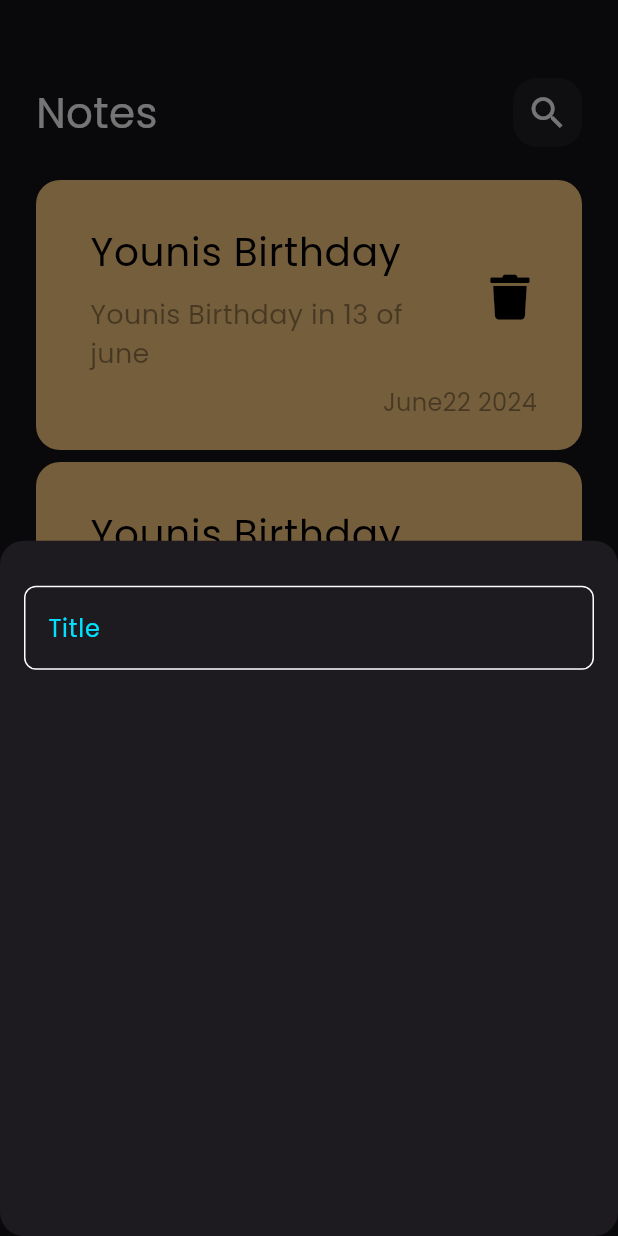
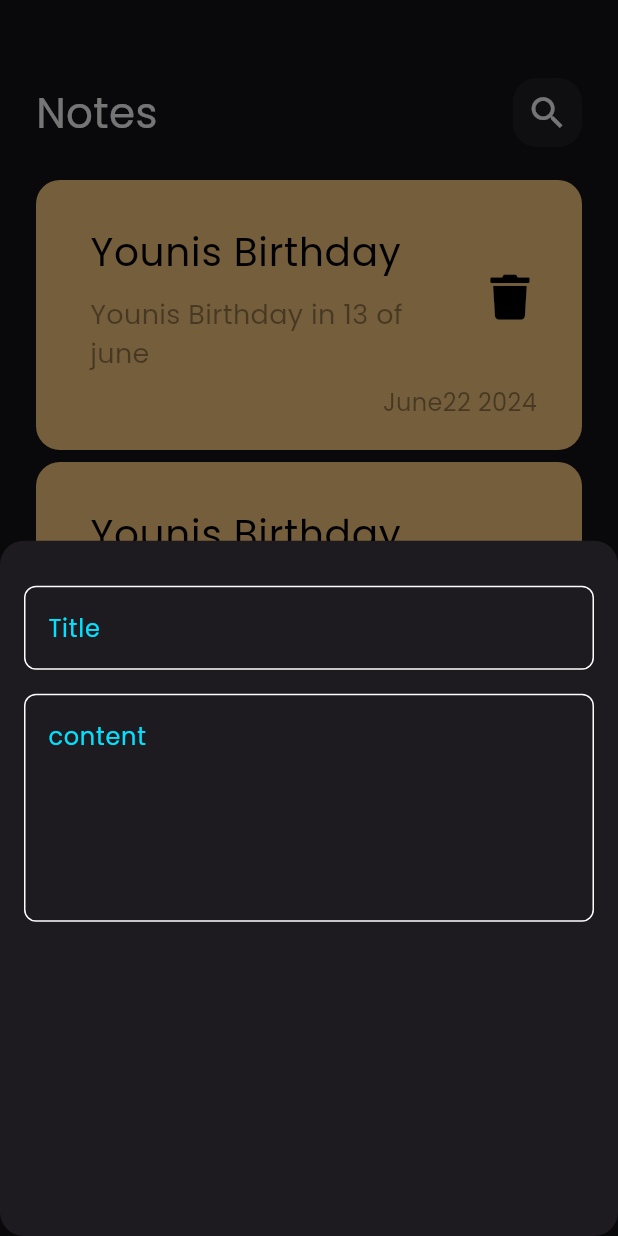
Before and after one commit to stormers15/Notes_App, a Flutter app: the screen it shows after launch, after a tap on the "add" icon, on a phone screen of 412 x 824 dp. Run offline on Flutter 3.47's test engine with Material 3 defaults, Android fonts, the phone set to English and light mode, and no system bars; our stand-ins replace font_awesome_flutter.

Commit message:
add fields to the bottom sheet

```diff
--- a/lib/Views/Widgets/add_note_bottom_sheet.dart
+++ b/lib/Views/Widgets/add_note_bottom_sheet.dart
@@ -11,7 +11,16 @@ class AddNoteBottomSheet extends StatelessWidget {
       child: Column(
         children: [
           SizedBox(height: 30),
-          CustomTextField(),
+          CustomTextField(
+            hint: "Title",
+          ),
+          SizedBox(
+            height: 16,
+          ),
+          CustomTextField(
+            hint: "content",
+            maxLines: 5,
+          ),
         ],
       ),
     );
--- a/lib/Views/Widgets/custom_text_field.dart
+++ b/lib/Views/Widgets/custom_text_field.dart
@@ -2,14 +2,18 @@ import 'package:flutter/material.dart';
 import 'package:notes_app/constans.dart';
 
 class CustomTextField extends StatelessWidget {
-  const CustomTextField({super.key});
+  const CustomTextField({super.key, required this.hint, this.maxLines = 1});
+
+  final String hint;
+  final int maxLines;
 
   @override
   Widget build(BuildContext context) {
     return TextField(
       cursorColor: kprimarycolor,
+      maxLines: maxLines,
       decoration: InputDecoration(
-        hintText: 'Title',
+        hintText: hint,
         hintStyle: const TextStyle(color: Color.fromRGBO(2, 225, 255, 1)),
         border: buildBorder(),
         enabledBorder: buildBorder(),
```
